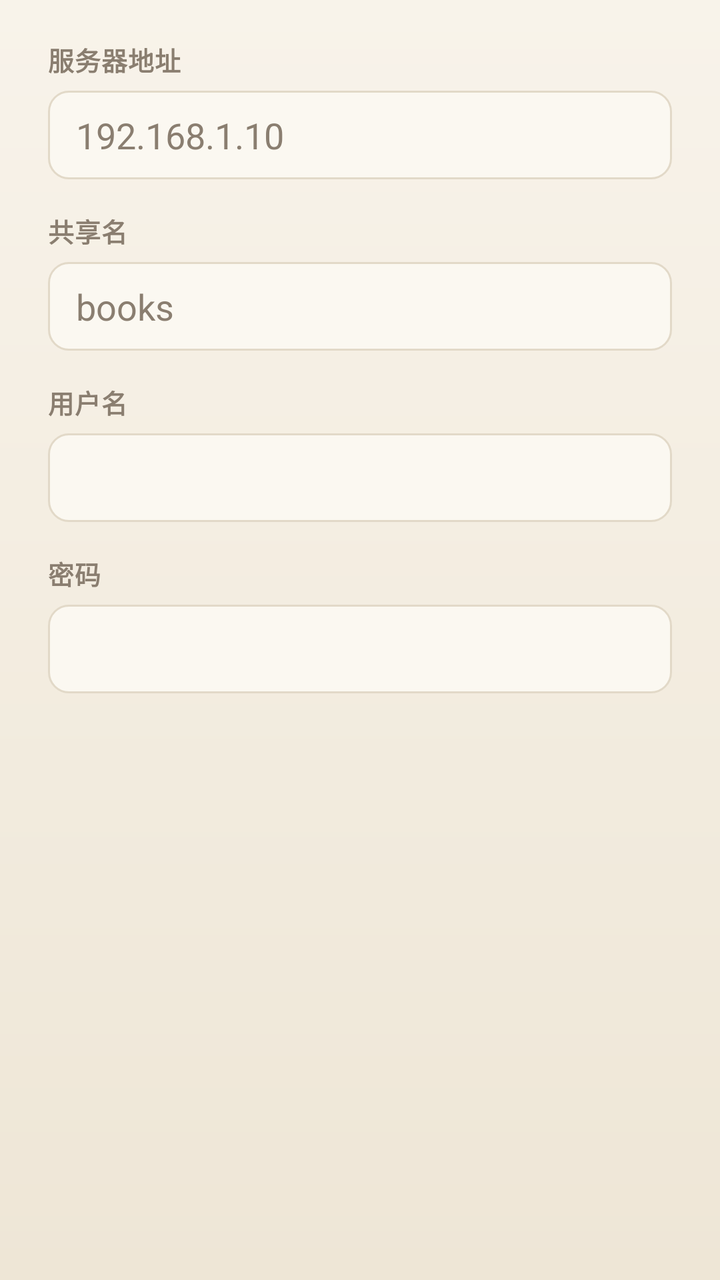
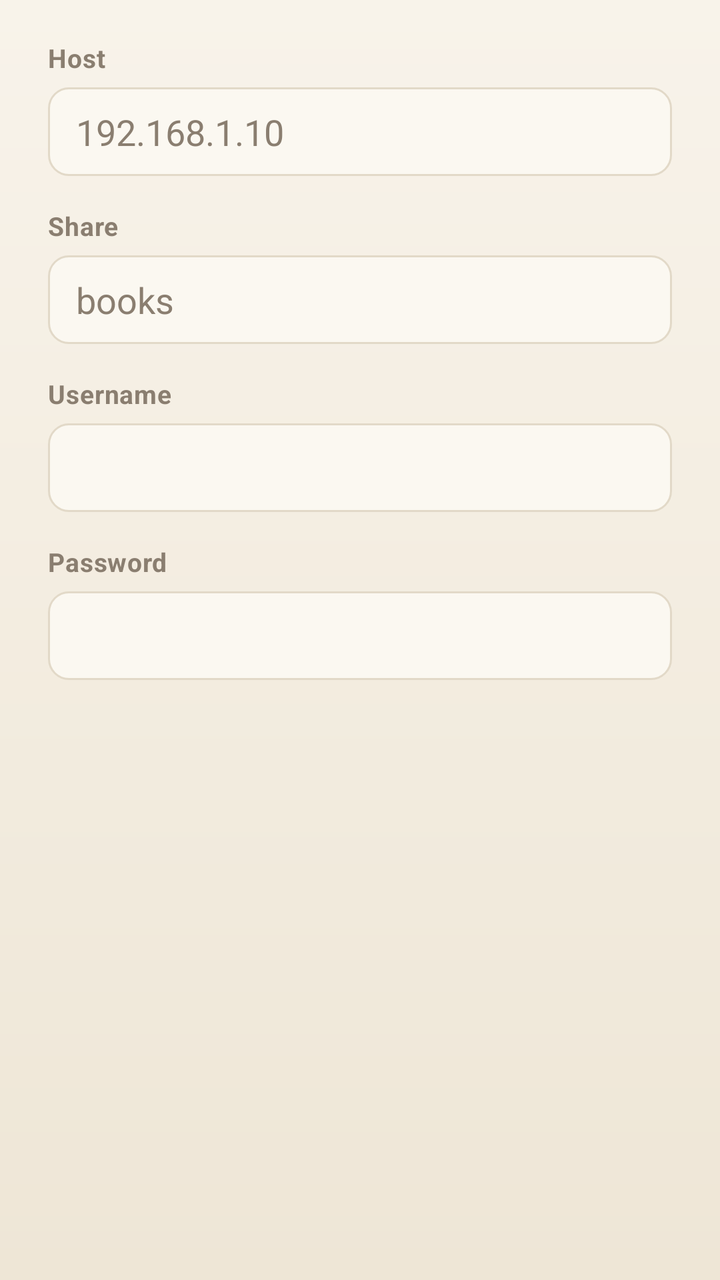

Screens rendered from an Android XML layout before and after an edit, with the pre-edit source and the edit as a unified diff.
<!-- AndroidManifest.xml: application theme Theme.Malguem -->
<!-- res/layout/dialog_smb.xml -->
<?xml version="1.0" encoding="utf-8"?>
<LinearLayout xmlns:android="http://schemas.android.com/apk/res/android"
    android:layout_width="match_parent"
    android:layout_height="wrap_content"
    android:orientation="vertical"
    android:paddingLeft="24dp"
    android:paddingTop="20dp"
    android:paddingRight="24dp"
    android:paddingBottom="8dp">

    <TextView
        android:layout_width="wrap_content"
        android:layout_height="wrap_content"
        android:text="服务器地址"
        style="@style/Text.DialogLabel" />

    <EditText
        android:id="@+id/et_host"
        android:layout_width="match_parent"
        android:layout_height="wrap_content"
        android:layout_marginTop="6dp"
        android:hint="192.168.1.10"
        android:inputType="text"
        style="@style/Edit.Field" />

    <TextView
        android:layout_width="wrap_content"
        android:layout_height="wrap_content"
        android:layout_marginTop="16dp"
        android:text="共享名"
        style="@style/Text.DialogLabel" />

    <EditText
        android:id="@+id/et_share"
        android:layout_width="match_parent"
        android:layout_height="wrap_content"
        android:layout_marginTop="6dp"
        android:hint="books"
        android:inputType="text"
        style="@style/Edit.Field" />

    <TextView
        android:layout_width="wrap_content"
        android:layout_height="wrap_content"
        android:layout_marginTop="16dp"
        android:text="用户名"
        style="@style/Text.DialogLabel" />

    <EditText
        android:id="@+id/et_username"
        android:layout_width="match_parent"
        android:layout_height="wrap_content"
        android:layout_marginTop="6dp"
        android:inputType="text"
        style="@style/Edit.Field" />

    <TextView
        android:layout_width="wrap_content"
        android:layout_height="wrap_content"
        android:layout_marginTop="16dp"
        android:text="密码"
        style="@style/Text.DialogLabel" />

    <EditText
        android:id="@+id/et_password"
        android:layout_width="match_parent"
        android:layout_height="wrap_content"
        android:layout_marginTop="6dp"
        android:inputType="text"
        style="@style/Edit.Field" />
</LinearLayout>
<!-- resources referenced by this layout -->
<resources>
  <style name="Edit.Field" parent="Widget.AppCompat.EditText">
          <item name="android:background">@drawable/edit_bg</item>
          <item name="android:textColor">@color/ink</item>
          <item name="android:textColorHint">@color/ink_muted</item>
          <item name="android:paddingLeft">14dp</item>
          <item name="android:paddingRight">14dp</item>
          <item name="android:paddingTop">10dp</item>
          <item name="android:paddingBottom">10dp</item>
      </style>
  <style name="Text.DialogLabel" parent="android:Widget.TextView">
          <item name="android:textColor">@color/ink_muted</item>
          <item name="android:textSize">13sp</item>
          <item name="android:textStyle">bold</item>
          <item name="android:letterSpacing">0.02</item>
      </style>
  <style name="Theme.Malguem" parent="Theme.AppCompat.Light.NoActionBar">
          <item name="android:windowBackground">@drawable/bg_window</item>
          <item name="colorPrimary">@color/accent</item>
          <item name="colorPrimaryDark">@color/accent_dark</item>
          <item name="colorAccent">@color/accent</item>
          <item name="android:textColorPrimary">@color/ink</item>
          <item name="android:textColorSecondary">@color/ink_muted</item>
          <item name="android:textColorHint">@color/ink_muted</item>
      </style>
  <!-- drawable edit_bg (drawable) -->
  <?xml version="1.0" encoding="utf-8"?>
  <selector xmlns:android="http://schemas.android.com/apk/res/android">
      <item android:state_focused="true">
          <shape android:shape="rectangle">
              <solid android:color="@color/card_focus" />
              <corners android:radius="10dp" />
              <stroke android:width="2dp" android:color="@color/accent" />
          </shape>
      </item>
      <item>
          <shape android:shape="rectangle">
              <solid android:color="@color/card" />
              <corners android:radius="10dp" />
              <stroke android:width="1dp" android:color="@color/hairline" />
          </shape>
      </item>
  </selector>
  <color name="ink">#2B2622</color>
  <color name="ink_muted">#8A7E70</color>
  <!-- drawable bg_window (drawable) -->
  <?xml version="1.0" encoding="utf-8"?>
  <shape xmlns:android="http://schemas.android.com/apk/res/android"
      android:shape="rectangle">
      <gradient
          android:angle="270"
          android:startColor="@color/paper_top"
          android:endColor="@color/paper_bottom" />
  </shape>
  <color name="accent">#B4682E</color>
  <color name="accent_dark">#8F4F20</color>
  <color name="card_focus">#FFFFFF</color>
  <color name="card">#FBF8F1</color>
  <color name="hairline">#E2D9C8</color>
  <color name="paper_top">#F8F3EA</color>
  <color name="paper_bottom">#EEE6D6</color>
</resources>

<!-- the commit's change to res/layout/dialog_smb.xml (unified diff, before → after) -->
@@ -11,7 +11,7 @@
     <TextView
         android:layout_width="wrap_content"
         android:layout_height="wrap_content"
-        android:text="服务器地址"
+        android:text="@string/label_host"
         style="@style/Text.DialogLabel" />
 
     <EditText
@@ -27,7 +27,7 @@
         android:layout_width="wrap_content"
         android:layout_height="wrap_content"
         android:layout_marginTop="16dp"
-        android:text="共享名"
+        android:text="@string/label_share"
         style="@style/Text.DialogLabel" />
 
     <EditText
@@ -43,7 +43,7 @@
         android:layout_width="wrap_content"
         android:layout_height="wrap_content"
         android:layout_marginTop="16dp"
-        android:text="用户名"
+        android:text="@string/label_username"
         style="@style/Text.DialogLabel" />
 
     <EditText
@@ -58,7 +58,7 @@
         android:layout_width="wrap_content"
         android:layout_height="wrap_content"
         android:layout_marginTop="16dp"
-        android:text="密码"
+        android:text="@string/label_password"
         style="@style/Text.DialogLabel" />
 
     <EditText
<!-- resource entries referenced after the edit -->
@@ -1,5 +1,9 @@
 <!-- resources referenced by this layout -->
 <resources>
+  <string name="label_host">Host</string>
+  <string name="label_password">Password</string>
+  <string name="label_share">Share</string>
+  <string name="label_username">Username</string>
   <style name="Edit.Field" parent="Widget.AppCompat.EditText">
           <item name="android:background">@drawable/edit_bg</item>
           <item name="android:textColor">@color/ink</item>
